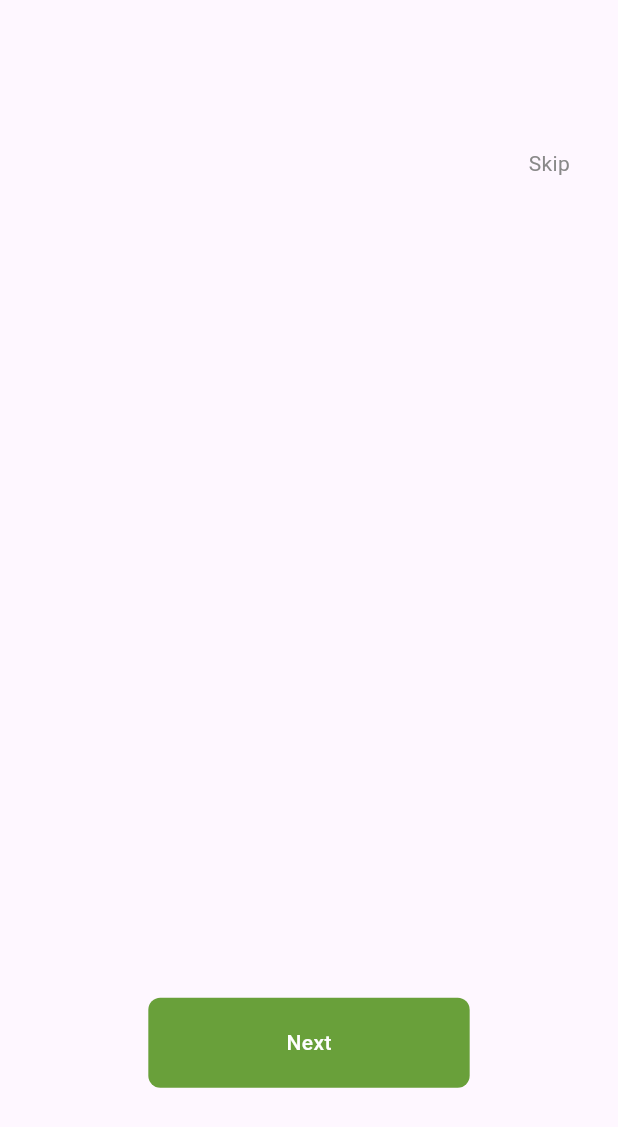
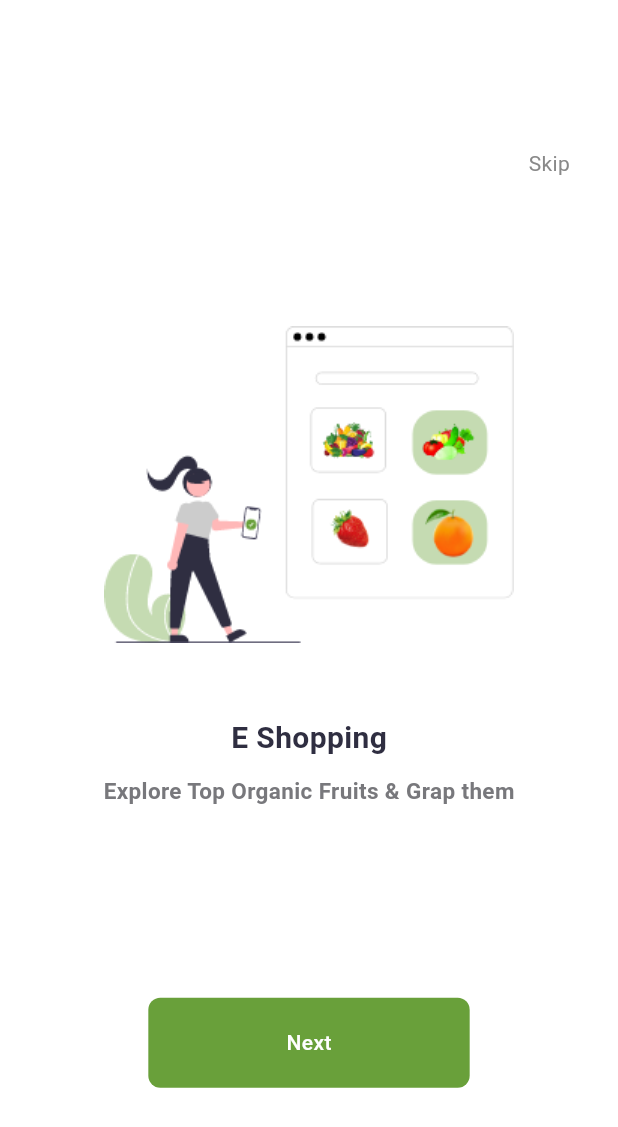
Before and after one commit to KarimaMahmoud626/fruits_market_app, a Flutter app: the screen it shows after launch, on a phone screen of 412 x 824 dp. Shown: the top 1127 px of the screen. Run offline on Flutter 3.47's test engine with Material 3 defaults, Android fonts, the phone set to English and light mode, and no system bars; our stand-ins replace get.

Commit message:
create page view for the onboarding view

```diff
--- a/lib/core/widgets/custom_buttons.dart
+++ b/lib/core/widgets/custom_buttons.dart
@@ -3,7 +3,8 @@ import 'package:fruits_market/core/constants.dart';
 import 'package:fruits_market/core/utils/size_config.dart';
 
 class CustomGeneralButton extends StatelessWidget {
-  const CustomGeneralButton({super.key});
+  const CustomGeneralButton({super.key, this.text});
+  final String? text;
 
   @override
   Widget build(BuildContext context) {
@@ -16,7 +17,7 @@ class CustomGeneralButton extends StatelessWidget {
       ),
       child: Center(
         child: Text(
-          'Next',
+          text!,
           style: TextStyle(
             fontSize: 14,
             color: const Color(0xFFFFFFFF),
--- /dev/null
+++ b/lib/core/widgets/space_widget.dart
@@ -0,0 +1,24 @@
+import 'package:flutter/material.dart';
+import 'package:fruits_market/core/utils/size_config.dart';
+
+class HorizontalSpace extends StatelessWidget {
+  const HorizontalSpace(this.value, {super.key});
+
+  final double? value;
+
+  @override
+  Widget build(BuildContext context) {
+    return SizedBox(width: SizeConfig.defaultSize! * value!);
+  }
+}
+
+class VerticalSpace extends StatelessWidget {
+  const VerticalSpace(this.value, {super.key});
+
+  final double? value;
+
+  @override
+  Widget build(BuildContext context) {
+    return SizedBox(height: SizeConfig.defaultSize! * value!);
+  }
+}
--- a/lib/features/onBoarding/presentation/on_boarding_view.dart
+++ b/lib/features/onBoarding/presentation/on_boarding_view.dart
@@ -6,6 +6,6 @@ class OnBoardingView extends StatelessWidget {
 
   @override
   Widget build(BuildContext context) {
-    return Scaffold(body: OnBoardingBody());
+    return Scaffold(backgroundColor: Colors.white, body: OnBoardingBody());
   }
 }
--- /dev/null
+++ b/lib/features/onBoarding/presentation/widgets/custom_page_view.dart
@@ -0,0 +1,29 @@
+import 'package:flutter/material.dart';
+import 'package:fruits_market/features/onBoarding/presentation/widgets/page_view_item.dart';
+
+class CustomPageView extends StatelessWidget {
+  const CustomPageView({super.key});
+
+  @override
+  Widget build(BuildContext context) {
+    return PageView(
+      children: [
+        PageViewItem(
+          title: 'E Shopping',
+          subTitle: 'Explore Top Organic Fruits & Grap them',
+          image: 'assets/images/onboarding1.png',
+        ),
+        PageViewItem(
+          title: 'Delivery on the way',
+          subTitle: 'Got your Order by Speed Delivery',
+          image: 'assets/images/onboarding2.png',
+        ),
+        PageViewItem(
+          title: 'Delivery Arrived',
+          subTitle: 'Order Arrived at your Place',
+          image: 'assets/images/onboarding3.png',
+        ),
+      ],
+    );
+  }
+}
--- a/lib/features/onBoarding/presentation/widgets/on_boarding_body.dart
+++ b/lib/features/onBoarding/presentation/widgets/on_boarding_body.dart
@@ -1,6 +1,7 @@
 import 'package:flutter/material.dart';
 import 'package:fruits_market/core/utils/size_config.dart';
 import 'package:fruits_market/core/widgets/custom_buttons.dart';
+import 'package:fruits_market/features/onBoarding/presentation/widgets/custom_page_view.dart';
 
 class OnBoardingBody extends StatelessWidget {
   const OnBoardingBody({super.key});
@@ -9,6 +10,7 @@ class OnBoardingBody extends StatelessWidget {
   Widget build(BuildContext context) {
     return Stack(
       children: [
+        CustomPageView(),
         Positioned(
           top: SizeConfig.defaultSize! * 10,
           right: 32,
@@ -22,7 +24,7 @@ class OnBoardingBody extends StatelessWidget {
           bottom: SizeConfig.defaultSize! * 10,
           left: SizeConfig.defaultSize! * 10,
           right: SizeConfig.defaultSize! * 10,
-          child: CustomGeneralButton(),
+          child: CustomGeneralButton(text: 'Next'),
         ),
       ],
     );
--- /dev/null
+++ b/lib/features/onBoarding/presentation/widgets/page_view_item.dart
@@ -0,0 +1,52 @@
+import 'package:flutter/material.dart';
+import 'package:fruits_market/core/widgets/space_widget.dart';
+
+class PageViewItem extends StatelessWidget {
+  const PageViewItem({super.key, this.title, this.subTitle, this.image});
+
+  final String? title;
+  final String? subTitle;
+  final String? image;
+
+  @override
+  Widget build(BuildContext context) {
+    return Column(
+      children: [
+        VerticalSpace(22),
+        Image.asset(image!),
+        VerticalSpace(5),
+        Text(
+          title!,
+          style: TextStyle(
+            fontSize: 20,
+            fontWeight: FontWeight.w600,
+            color: const Color(0xFF2F2E41),
+          ),
+          textAlign: TextAlign.left,
+        ),
+        VerticalSpace(1),
+        Text(
+          subTitle!,
+          style: TextStyle(
+            fontSize: 15,
+            fontWeight: FontWeight.w600,
+            color: const Color(0xFF78787C),
+          ),
+          textAlign: TextAlign.left,
+        ),
+        // Row(
+        //   children: [
+        //     Container(
+        //       height: 18,
+        //       width: 18,
+        //       decoration: BoxDecoration(
+        //         borderRadius: BorderRadius.circular(20),
+        //         color: Colors.black,
+        //       ),
+        //     ),
+        //   ],
+        // ),
+      ],
+    );
+  }
+}
--- a/lib/features/splash/presentation/widgets/splash_body.dart
+++ b/lib/features/splash/presentation/widgets/splash_body.dart
@@ -2,7 +2,6 @@ import 'package:flutter/material.dart';
 import 'package:fruits_market/core/utils/size_config.dart';
 import 'package:fruits_market/features/onBoarding/presentation/on_boarding_view.dart';
 import 'package:get/get.dart';
-import 'package:get/get_core/src/get_main.dart';
 
 class SplashBody extends StatefulWidget {
   const SplashBody({super.key});
@@ -18,7 +17,6 @@ class _SplashBodyState extends State<SplashBody>
 
   @override
   void initState() {
-    // TODO: implement initState
     super.initState();
     animationController = AnimationController(
       vsync: this,
@@ -34,7 +32,6 @@ class _SplashBodyState extends State<SplashBody>
 
   @override
   void dispose() {
-    // TODO: implement dispose
     animationController?.dispose();
     super.dispose();
   }
```
Also changed, not shown: assets/images/onboarding1.png (added), assets/images/onboarding2.png (added), assets/images/onboarding3.png (added).
